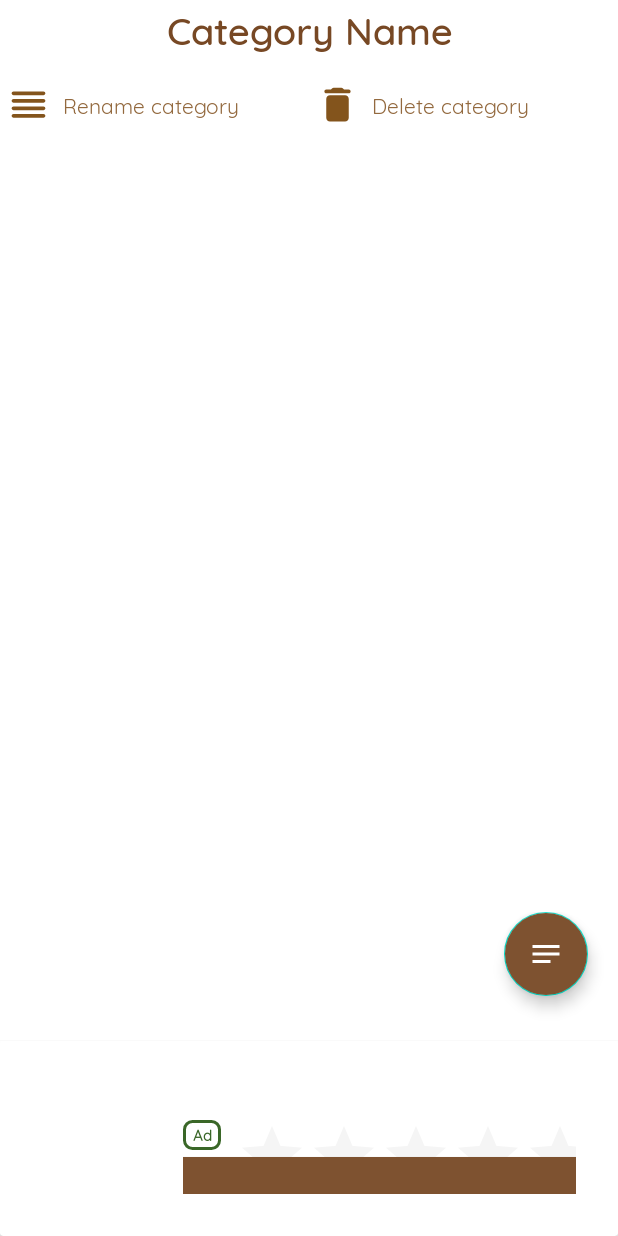
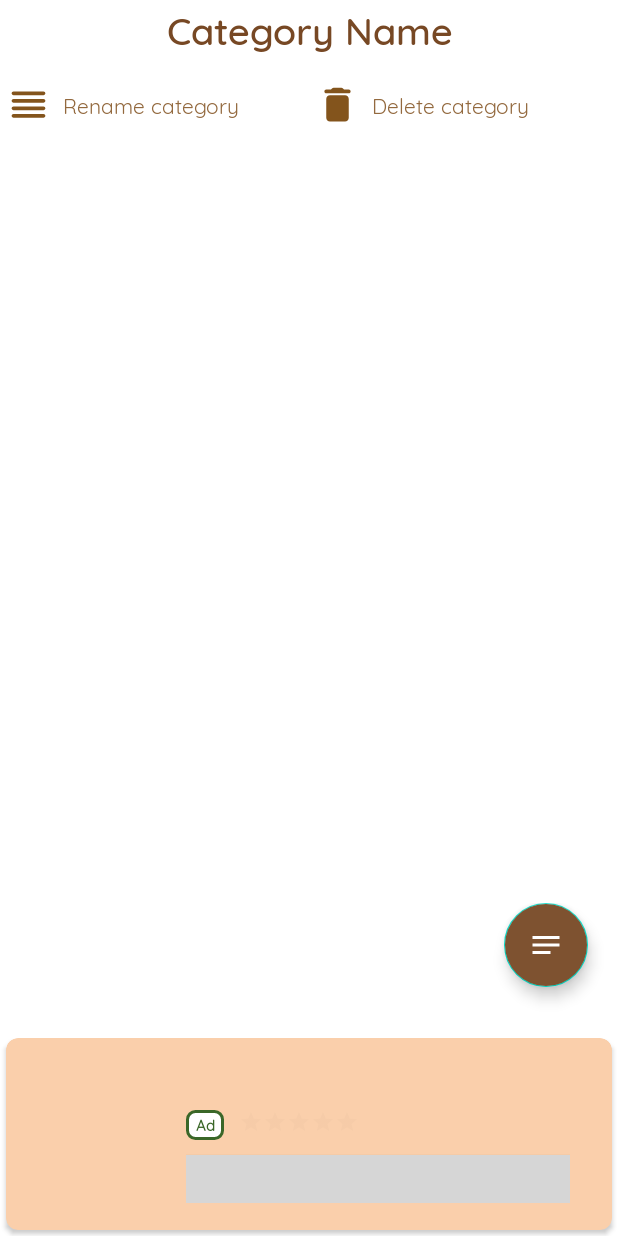
Before and after one commit to Ahmadu-Suleiman/Take-Note, an Android app: the layout activity_category.xml on its own in the app's theme, with its tools: preview values and no code run, on a phone screen of 412 x 824 dp. Run offline under Robolectric (Android 15) with nearby library versions, the phone set to English and light mode, and no system bars; plain views replace NativeAdView; grey boxes are pictures that could not be loaded.

Commit message:
fixed bugs

```diff
--- a/app/build.gradle
+++ b/app/build.gradle
@@ -11,8 +11,8 @@ android {
         applicationId "com.meta4projects.noteapp"
         minSdkVersion 26
         targetSdkVersion 34
-        versionCode 24
-        versionName "24.0"
+        versionCode 25
+        versionName "25.0"
         multiDexEnabled true
         resourceConfigurations += ['en']
 
@@ -57,7 +57,7 @@ dependencies {
 
     implementation 'androidx.core:core-splashscreen:1.0.1'
 
-    implementation 'com.google.android.gms:play-services-ads:22.4.0'
+    implementation 'com.google.android.gms:play-services-ads:22.5.0'
     implementation project(':nativetemplates')
     implementation 'com.google.android.ump:user-messaging-platform:2.1.0'
     implementation 'com.google.android.play:core:1.10.3'
--- a/app/src/main/res/drawable/background_note_color_default.xml
+++ b/app/src/main/res/drawable/background_note_color_default.xml
@@ -4,5 +4,4 @@
 
     <solid android:color="@color/layout_note_color_default" />
     <corners android:radius="20dp" />
-
 </shape>
--- a/app/src/main/res/layout/activity_category.xml
+++ b/app/src/main/res/layout/activity_category.xml
@@ -1,11 +1,18 @@
 <?xml version="1.0" encoding="utf-8"?>
-<androidx.coordinatorlayout.widget.CoordinatorLayout xmlns:android="http://schemas.android.com/apk/res/android"
+<LinearLayout xmlns:android="http://schemas.android.com/apk/res/android"
     xmlns:app="http://schemas.android.com/apk/res-auto"
     xmlns:tools="http://schemas.android.com/tools"
     android:layout_width="match_parent"
     android:layout_height="match_parent"
     android:fitsSystemWindows="true"
+    android:orientation="vertical"
     tools:context=".activities.CategoryActivity">
+
+    <androidx.coordinatorlayout.widget.CoordinatorLayout
+        android:layout_width="match_parent"
+        android:layout_height="0dp"
+        android:layout_weight="1"
+        android:fitsSystemWindows="true">
 
         <com.google.android.material.appbar.AppBarLayout
             android:id="@+id/category_main_top_layout"
@@ -156,11 +163,13 @@
                 app:rippleColor="@color/colorPrimaryDark"
                 app:srcCompat="@drawable/ic_note"
                 app:tint="@color/colorPrimary" />
+        </LinearLayout>
+    </androidx.coordinatorlayout.widget.CoordinatorLayout>
 
     <include
         android:id="@+id/note_native_ad_category"
         layout="@layout/layout_note_native_ad"
         android:layout_width="match_parent"
-            android:layout_height="wrap_content" />
+        android:layout_height="wrap_content"
+        android:layout_margin="4dp" />
 </LinearLayout>
-</androidx.coordinatorlayout.widget.CoordinatorLayout>
--- a/app/src/main/res/layout/layout_note_native_ad.xml
+++ b/app/src/main/res/layout/layout_note_native_ad.xml
@@ -3,9 +3,11 @@
     xmlns:app="http://schemas.android.com/apk/res-auto"
     android:layout_width="match_parent"
     android:layout_height="wrap_content"
+    android:layout_gravity="bottom"
     android:layout_margin="4dp"
-    android:padding="4dp"
-    app:cardCornerRadius="2dp">
+    android:padding="8dp"
+    app:cardBackgroundColor="@color/layout_note_color_default"
+    app:cardCornerRadius="8dp">
 
     <com.google.android.ads.nativetemplates.TemplateView
         android:id="@+id/native_ad"
--- a/nativetemplates/build.gradle
+++ b/nativetemplates/build.gradle
@@ -30,7 +30,7 @@ dependencies {
     testImplementation 'junit:junit:4.13.2'
     androidTestImplementation 'androidx.test:runner:1.5.2'
     androidTestImplementation 'androidx.test.espresso:espresso-core:3.5.1'
-    implementation 'com.google.android.gms:play-services-ads:22.4.0'
+    implementation 'com.google.android.gms:play-services-ads:22.5.0'
     implementation 'androidx.constraintlayout:constraintlayout:2.1.4'
     implementation  'com.google.errorprone:error_prone_annotations:2.16'
 }
--- a/nativetemplates/src/main/res/layout/gnt_small_template_view.xml
+++ b/nativetemplates/src/main/res/layout/gnt_small_template_view.xml
@@ -1,13 +1,14 @@
 <?xml version="1.0" encoding="utf-8"?>
-<merge xmlns:tools="http://schemas.android.com/tools"
-    xmlns:android="http://schemas.android.com/apk/res/android"
-    xmlns:app="http://schemas.android.com/apk/res-auto">
+<merge xmlns:android="http://schemas.android.com/apk/res/android"
+    xmlns:app="http://schemas.android.com/apk/res-auto"
+    xmlns:tools="http://schemas.android.com/tools">
 
     <com.google.android.gms.ads.nativead.NativeAdView
         android:id="@+id/native_ad_view"
         android:layout_width="match_parent"
         android:layout_height="wrap_content"
-        android:layout_centerInParent="true">
+        android:layout_centerInParent="true"
+        android:layout_gravity="bottom">
 
         <androidx.constraintlayout.widget.ConstraintLayout
             android:layout_width="match_parent"
@@ -38,7 +39,7 @@
                     android:layout_marginEnd="@dimen/gnt_no_margin"
                     android:layout_marginBottom="@dimen/gnt_no_margin"
                     android:layout_weight="0"
-                    android:contentDescription="@string/gnt_ad"
+                    android:contentDescription="@string/gnt_ad_image"
                     app:layout_constraintBottom_toBottomOf="parent"
                     app:layout_constraintDimensionRatio="H,1:1"
                     app:layout_constraintEnd_toStartOf="@+id/content"
@@ -50,9 +51,9 @@
                     android:layout_width="@dimen/gnt_no_size"
                     android:layout_height="@dimen/gnt_no_size"
                     android:layout_marginStart="@dimen/gnt_default_margin"
-                    android:layout_marginTop="@dimen/gnt_default_margin"
+                    android:layout_marginTop="@dimen/gnt_no_margin"
                     android:layout_marginEnd="@dimen/gnt_default_margin"
-                    android:layout_marginBottom="@dimen/gnt_default_margin"
+                    android:layout_marginBottom="@dimen/gnt_no_margin"
                     android:orientation="vertical"
                     app:layout_constraintBottom_toBottomOf="parent"
                     app:layout_constraintEnd_toEndOf="parent"
@@ -64,7 +65,7 @@
                         android:layout_width="match_parent"
                         android:layout_height="@dimen/gnt_no_size"
                         android:layout_weight="@dimen/gnt_text_row_weight"
-                        android:background="@color/gnt_test_background_color"
+                        android:background="@android:color/transparent"
                         android:orientation="horizontal"
                         app:layout_constraintBottom_toTopOf="@+id/row_two"
                         app:layout_constraintEnd_toEndOf="parent"
@@ -119,13 +120,14 @@
 
                         <RatingBar
                             android:id="@+id/rating_bar"
+                            style="?android:attr/ratingBarStyleSmall"
                             android:layout_width="wrap_content"
-                            android:layout_height="match_parent"
+                            android:layout_height="wrap_content"
                             android:layout_marginStart="@dimen/gnt_no_margin"
                             android:layout_marginTop="@dimen/gnt_no_margin"
                             android:layout_marginEnd="@dimen/gnt_no_margin"
                             android:layout_marginBottom="@dimen/gnt_no_margin"
-                            android:background="@color/gnt_white"
+                            android:background="@android:color/transparent"
                             android:lines="1"
                             android:numStars="5"
                             android:stepSize="0.1"
@@ -134,10 +136,7 @@
                             app:layout_constraintBottom_toBottomOf="parent"
                             app:layout_constraintEnd_toEndOf="parent"
                             app:layout_constraintStart_toEndOf="@id/ad_notification_view"
-                            app:layout_constraintTop_toTopOf="parent"
-                            tools:ignore="SpeakableTextPresentCheck">
-
-                        </RatingBar>
+                            app:layout_constraintTop_toTopOf="parent" />
 
                         <TextView
                             android:id="@+id/secondary"
@@ -147,7 +146,6 @@
                             android:layout_marginTop="@dimen/gnt_no_margin"
                             android:layout_marginEnd="@dimen/gnt_no_margin"
                             android:layout_marginBottom="@dimen/gnt_no_margin"
-                            android:background="@color/gnt_white"
                             android:gravity="top"
                             android:lines="1"
                             android:textColor="@color/gnt_gray"
@@ -162,13 +160,16 @@
                         android:id="@+id/cta"
                         android:layout_width="match_parent"
                         android:layout_height="@dimen/gnt_no_size"
-                        android:background="@color/gnt_colorAccent"
+                        android:background="@drawable/gnt_curved_solid"
+                        android:gravity="center"
                         android:lines="1"
                         android:textColor="@color/gnt_white"
                         app:layout_constraintBottom_toBottomOf="parent"
                         app:layout_constraintEnd_toEndOf="parent"
+                        app:layout_constraintHeight_percent="0.35"
                         app:layout_constraintStart_toStartOf="parent"
-                        app:layout_constraintTop_toBottomOf="@id/row_two" />
+                        app:layout_constraintTop_toBottomOf="@id/row_two"
+                        tools:text="product" />
                 </androidx.constraintlayout.widget.ConstraintLayout>
             </androidx.constraintlayout.widget.ConstraintLayout>
         </androidx.constraintlayout.widget.ConstraintLayout>
--- a/nativetemplates/src/main/res/values/colors.xml
+++ b/nativetemplates/src/main/res/values/colors.xml
@@ -1,6 +1,5 @@
 <?xml version="1.0" encoding="utf-8"?>
 <resources>
-  <color name="gnt_test_background_color">#00F4F4F4</color>
   <color name="gnt_white">#FFFFFF</color>
   <color name="gnt_blue">#4285f4</color>
   <color name="gnt_ad_green">#3A6728</color>
--- a/nativetemplates/src/main/res/values/strings.xml
+++ b/nativetemplates/src/main/res/values/strings.xml
@@ -1,4 +1,5 @@
 <?xml version="1.0" encoding="utf-8"?>
 <resources>
     <string name="gnt_ad">Ad</string>
+    <string name="gnt_ad_image">ad_image</string>
 </resources>
```
Also changed, not shown: app/src/main/res/layout/activity_search.xml (+11 -4 lines), app/src/main/res/layout/fragment_categories.xml (+11 -3 lines), app/src/main/res/layout/fragment_main.xml (+10 -3 lines), app/src/main/res/layout/fragment_note_trash.xml (+11 -5 lines), app/src/main/res/layout/fragment_notes.xml (+10 -2 lines), 12 other files. Lines whose indentation alone changed are shown as unchanged.
